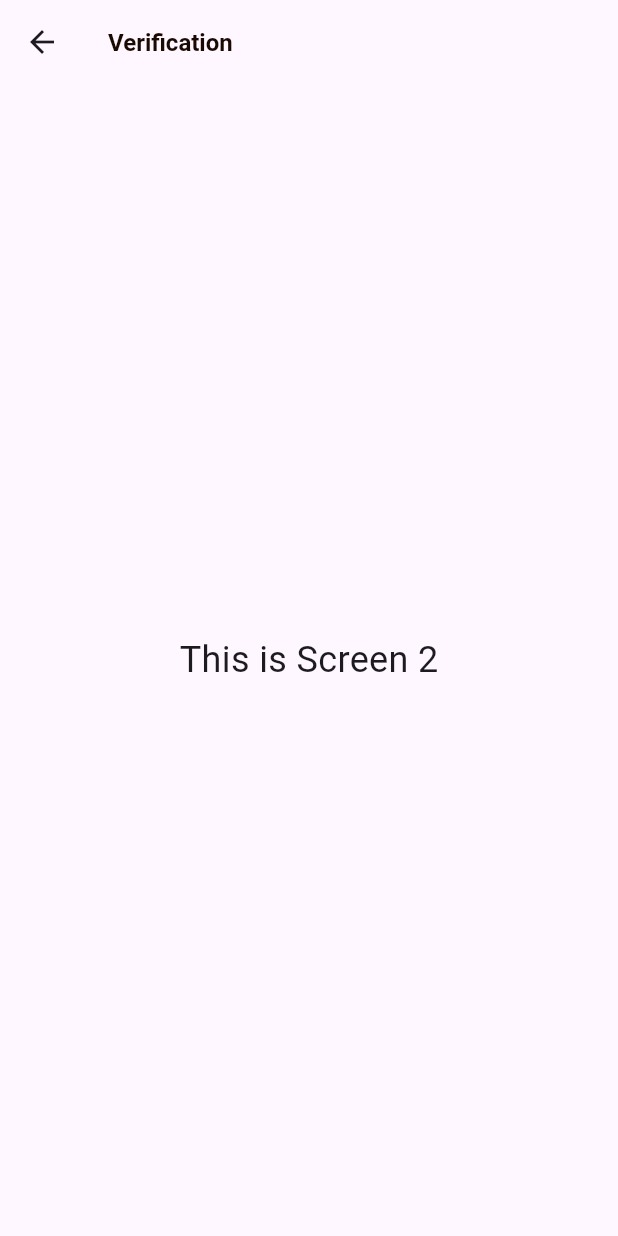
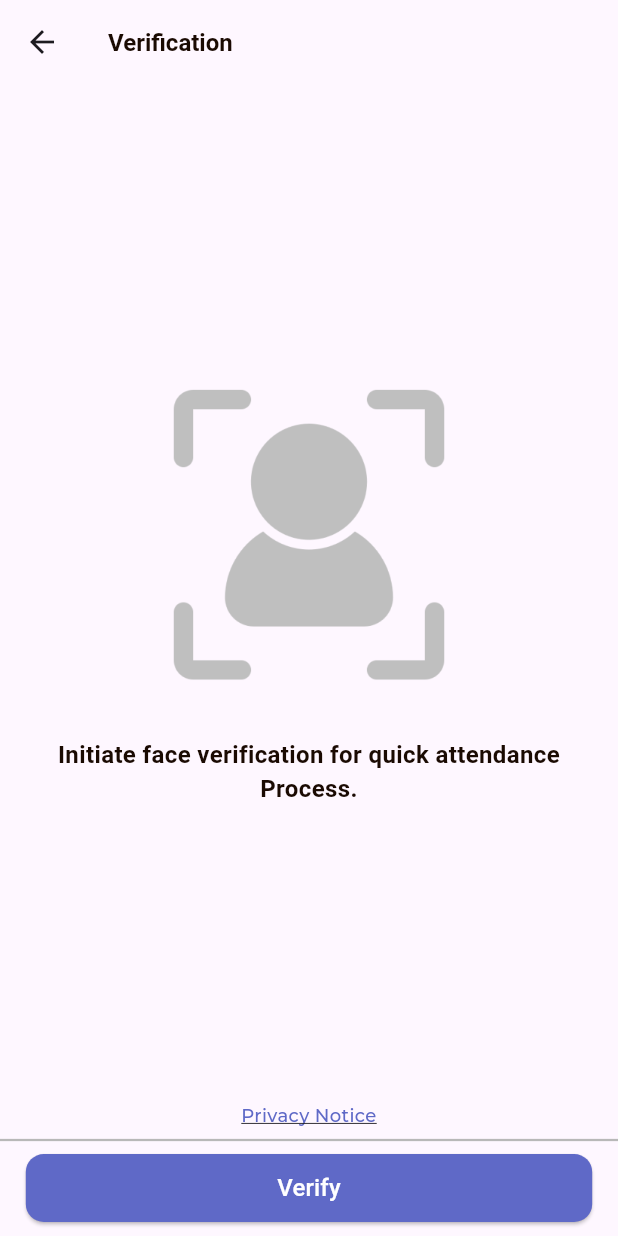
Before and after one commit to mihirrawal1399/flutterbgoverlaytestnami, a Flutter app: the screen it shows after launch, after a tap on "Verify", on a phone screen of 412 x 824 dp. Run offline on Flutter 3.47's test engine with Material 3 defaults, Android fonts, the light colour scheme and no system bars; our stand-ins replace equatable, google_fonts.

Commit message:
ui fix, first screen, states according to logic

```diff
--- a/lib/main.dart
+++ b/lib/main.dart
@@ -1,8 +1,14 @@
 import 'package:flutter/material.dart';
+import 'package:flutter/services.dart';
 import 'package:flutterbgoverlaytestnami/modules/home/home_screen.dart';
 import 'package:flutterbgoverlaytestnami/modules/verification/verification_screen.dart';
 
 void main() {
+  WidgetsFlutterBinding.ensureInitialized();
+  SystemChrome.setEnabledSystemUIMode(
+    SystemUiMode.manual,
+    overlays: [],
+  );
   runApp(const MyApp());
 }
 
--- a/lib/modules/verification/verification_screen.dart
+++ b/lib/modules/verification/verification_screen.dart
@@ -19,10 +19,74 @@ class VerificationScreen extends StatelessWidget {
           ),
         ),
       ),
-      body: const Center(
-        child: Text(
-          'This is Screen 2',
-          style: TextStyle(fontSize: 24.0),
+      body: SizedBox(
+        width: double.maxFinite,
+        child: Column(
+          children: [
+            const Spacer(),
+            Image.asset(
+              'assets/verify1.png',
+              height: MediaQuery.of(context).size.height * 0.25,
+            ),
+            Padding(
+              padding: const EdgeInsets.fromLTRB(16, 32, 16, 0),
+              child: Text(
+                'Initiate face verification for quick attendance Process.',
+                textAlign: TextAlign.center,
+                style: GoogleFonts.encodeSansExpanded(
+                  textStyle: const TextStyle(
+                    fontWeight: FontWeight.w600,
+                    fontSize: 16.0,
+                    color: Color(0xFF1A0A02),
+                  ),
+                ),
+              ),
+            ),
+            const Spacer(),
+            Text(
+              'Privacy Notice',
+              textAlign: TextAlign.center,
+              style: GoogleFonts.montserrat(
+                textStyle: const TextStyle(
+                  fontWeight: FontWeight.w500,
+                  fontSize: 12.0,
+                  decoration: TextDecoration.underline,
+                  color: Color(0xFF5F69C7),
+                ),
+              ),
+            ),
+            const Divider(
+              color: Color(0xFFB8B8B8),
+              thickness: 1.5,
+            ),
+            ElevatedButton(
+              onPressed: () {
+                Navigator.pushNamed(context, '/verify');
+              },
+              style: ElevatedButton.styleFrom(
+                shape: RoundedRectangleBorder(
+                  borderRadius: BorderRadius.circular(12.0),
+                ),
+                backgroundColor: const Color(0xFF5F69C7),
+              ),
+              child: Container(
+                height: MediaQuery.of(context).size.height * 0.055,
+                width: MediaQuery.of(context).size.width * 0.8,
+                alignment: Alignment.center,
+                child: Text(
+                  'Verify',
+                  style: GoogleFonts.encodeSansExpanded(
+                    textStyle: const TextStyle(
+                      fontWeight: FontWeight.w500,
+                      fontSize: 16.0,
+                      color: Colors.white,
+                    ),
+                  ),
+                ),
+              ),
+            ),
+            const SizedBox(height: 8),
+          ],
         ),
       ),
     );
--- a/pubspec.yaml
+++ b/pubspec.yaml
@@ -38,6 +38,7 @@ dependencies:
   google_fonts: ^6.2.1
   flutter_bloc: ^8.1.5
   camera: ^0.10.6
+  equatable: ^2.0.5
 
 dev_dependencies:
   flutter_test:
```
Also changed, not shown: lib/modules/verification/verification_state.dart (+37 -0 lines), assets/verify1.png (added).
